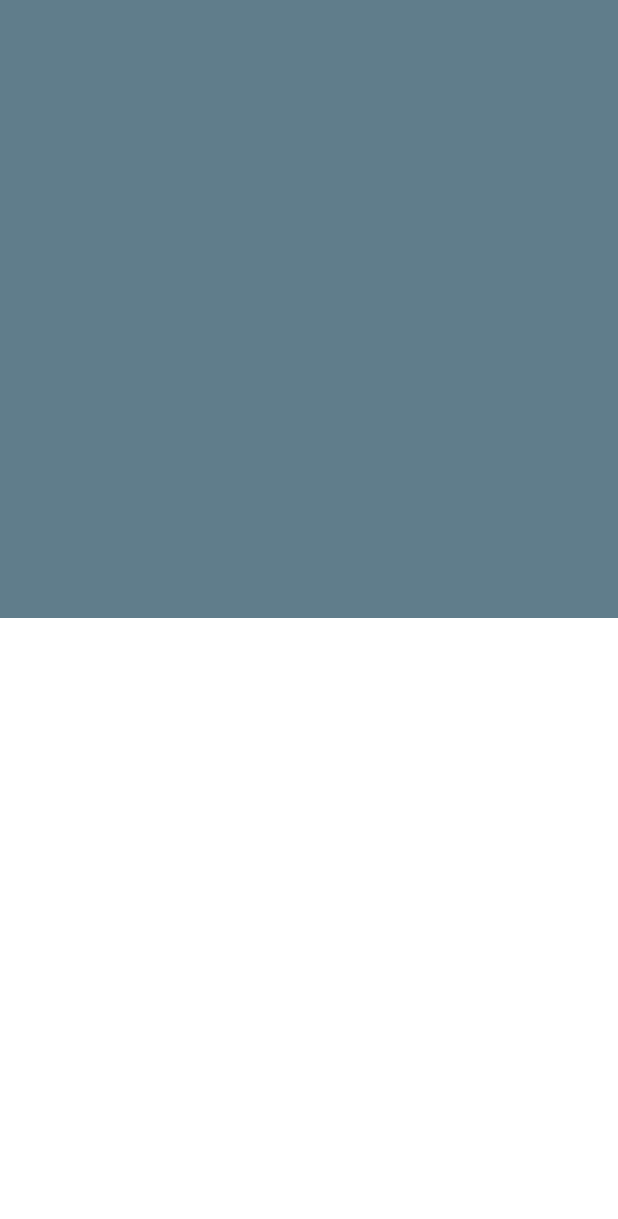
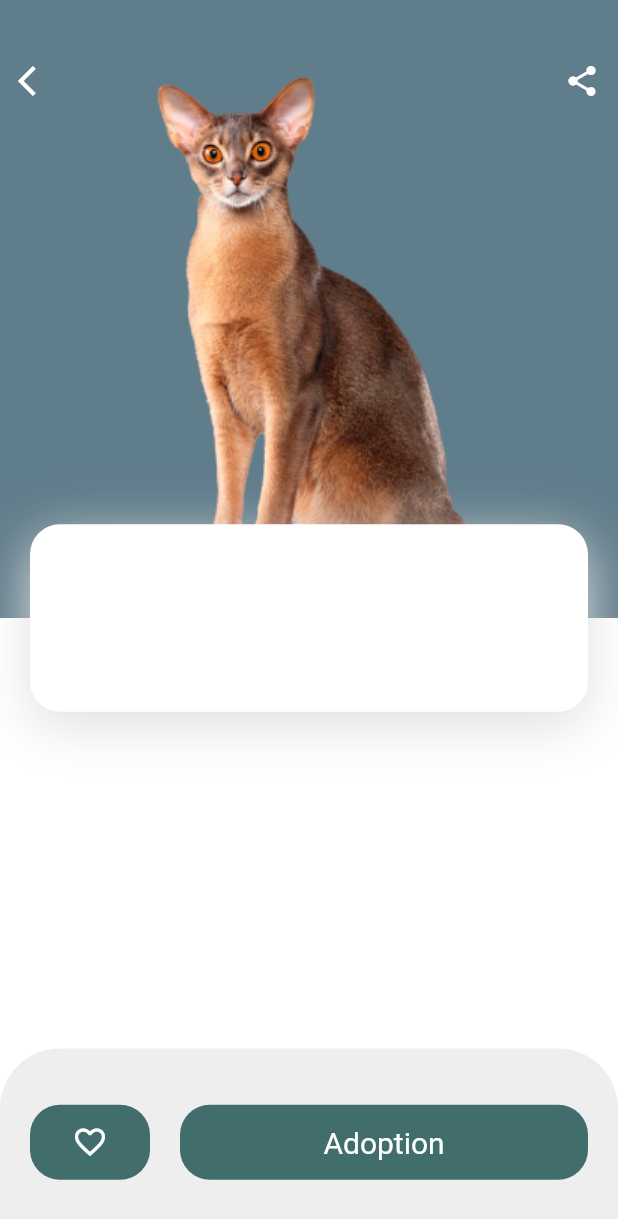
Before and after one commit to Sheshank-Srivastava/Flutter_UI_Learning, a Flutter app: the DetailedScreen screen opened directly, on a phone screen of 412 x 824 dp. Shown: the top 1219 px of the screen. Run offline on Flutter 3.47's test engine with Material 2 defaults, Android fonts, the phone set to English and light mode, and no system bars.

Commit message:
Hero animation to image

```diff
--- a/lib/pet_app/detailed_screen.dart
+++ b/lib/pet_app/detailed_screen.dart
@@ -1,8 +1,11 @@
 import 'package:flutter/material.dart';
+
+import 'configuration.dart';
 
 class DetailedScreen extends StatelessWidget {
   @override
   Widget build(BuildContext context) {
+    double height = MediaQuery.of(context).size.height / 2;
     return Scaffold(
       body: Stack(
         children: [
@@ -21,7 +24,103 @@ class DetailedScreen extends StatelessWidget {
                 ),
               ],
             ),
-          )
+          ),
+          Container(
+            margin: EdgeInsets.only(top: 30),
+            child: Align(
+              alignment: Alignment.topCenter,
+              child: Row(
+                mainAxisAlignment: MainAxisAlignment.spaceBetween,
+                children: [
+                  IconButton(
+                    icon: Icon(Icons.arrow_back_ios),
+                    color: Colors.white,
+                    onPressed: () {
+                      Navigator.pop(context);
+                    },
+                  ),
+                  IconButton(
+                    icon: Icon(Icons.share),
+                    color: Colors.white,
+                    onPressed: () {},
+                  ),
+                ],
+              ),
+            ),
+          ),
+          Container(
+            child: Align(
+              alignment: Alignment.topCenter,
+              child: Hero(
+                tag: 1,
+                child: Image.asset(
+                  'images/pet-cat2.png',
+                  height: height,
+                ),
+              ),
+            ),
+          ),
+          Align(
+              alignment: Alignment.center,
+              child: Container(
+                  height: 125,
+                  margin: EdgeInsets.symmetric(horizontal: 20),
+                  decoration: BoxDecoration(
+                      color: Colors.white,
+                      borderRadius: BorderRadius.circular(20),
+                      boxShadow: listShadow))),
+          Align(
+            alignment: Alignment.bottomCenter,
+            child: Container(
+              height: 125,
+              decoration: BoxDecoration(
+                color: Colors.grey.shade200,
+                borderRadius: BorderRadius.only(
+                  topLeft: Radius.circular(40),
+                  topRight: Radius.circular(40),
+                ),
+              ),
+              child: Padding(
+                padding: const EdgeInsets.symmetric(horizontal: 20.0),
+                child: Row(
+                  mainAxisAlignment: MainAxisAlignment.spaceBetween,
+                  children: [
+                    Container(
+                      width: 80,
+                      height: 50,
+                      decoration: BoxDecoration(
+                        color: primaryColor,
+                        borderRadius: BorderRadius.circular(20),
+                      ),
+                      child: IconButton(
+                          icon: Icon(
+                        Icons.favorite_border,
+                        color: Colors.white,
+                      )),
+                    ),
+                    SizedBox(
+                      width: 20,
+                    ),
+                    Expanded(
+                      child: Container(
+                        alignment: Alignment.center,
+                        height: 50,
+                        width: 150,
+                        decoration: BoxDecoration(
+                          color: primaryColor,
+                          borderRadius: BorderRadius.circular(20),
+                        ),
+                        child: Text(
+                          'Adoption',
+                          style: TextStyle(color: Colors.white, fontSize: 20),
+                        ),
+                      ),
+                    ),
+                  ],
+                ),
+              ),
+            ),
+          ),
         ],
       ),
     );
--- a/lib/pet_app/home_screen.dart
+++ b/lib/pet_app/home_screen.dart
@@ -1,6 +1,6 @@
 import 'package:flutter/material.dart';
 import 'package:flutter_contact_us/pet_app/detailed_screen.dart';
-import  'configuration.dart';
+import 'configuration.dart';
 
 class HomeScreen extends StatefulWidget {
   @override
@@ -66,10 +66,11 @@ class _HomeScreenState extends State<HomeScreen> {
                 ],
               ),
             ),
+
             /// Search Bar
             Container(
               child: Padding(
-                padding: const EdgeInsets.fromLTRB(40.0,10.0,40.0,10.0  ),
+                padding: const EdgeInsets.fromLTRB(40.0, 10.0, 40.0, 10.0),
                 child: TextField(
                   decoration: InputDecoration(
                       enabledBorder: OutlineInputBorder(
@@ -90,16 +91,14 @@ class _HomeScreenState extends State<HomeScreen> {
 
             /// Animate Outlined icon list view
             Container(
-              height:120,
+              height: 120,
               // padding: EdgeInsets.only(left: ),
               child: ListView.builder(
-
                 scrollDirection: Axis.horizontal,
                 itemCount: categories.length,
-                itemBuilder: (context, index){
+                itemBuilder: (context, index) {
                   return Container(
                     child: Column(
-
                       children: [
                         Container(
                           padding: EdgeInsets.all(10),
@@ -107,9 +106,12 @@ class _HomeScreenState extends State<HomeScreen> {
                           decoration: BoxDecoration(
                               color: Colors.white,
                               boxShadow: listShadow,
-                            borderRadius: BorderRadius.circular(10)
+                              borderRadius: BorderRadius.circular(10)),
+                          child: Image.asset(
+                            categories[index]['iconPath'],
+                            height: 50,
+                            width: 50,
                           ),
-                          child: Image.asset(categories[index]['iconPath'],height: 50,width: 50,),
                         ),
                         Text(categories[index]['name'])
                       ],
@@ -122,93 +124,82 @@ class _HomeScreenState extends State<HomeScreen> {
             /**
              * Note: Make list View for this
              */
+
             ///Row one of the last items of design
             GestureDetector(
-              onTap: (){
-                Navigator.push(context,MaterialPageRoute(builder: (context)=>DetailedScreen()));
+              onTap: () {
+                Navigator.push(context,
+                    MaterialPageRoute(builder: (context) => DetailedScreen()));
               },
               child: Container(
                   height: 240,
                   margin: EdgeInsets.symmetric(horizontal: 20),
-
-                child:Row(
+                  child: Row(
                     children: [
                       Expanded(
-                      child:Stack(
+                          child: Stack(
                         children: [
                           Container(
-
                             decoration: BoxDecoration(
-                              color:Colors.blueGrey,
+                                color: Colors.blueGrey,
                                 borderRadius: BorderRadius.circular(20),
-                              boxShadow: listShadow
-                            ),
+                                boxShadow: listShadow),
                             margin: EdgeInsets.only(top: 40),
                           ),
                           Align(
-                            child: Image.asset('images/pet-cat2.png'),
+                            child: Hero(
+                                tag: 1,
+                                child: Image.asset('images/pet-cat2.png')),
                           )
                         ],
-                      )
-                    ),
+                      )),
                       Expanded(
-                        child:Container(
-                          margin: EdgeInsets.only(top:60,bottom: 20),
+                          child: Container(
+                        margin: EdgeInsets.only(top: 60, bottom: 20),
                         decoration: BoxDecoration(
                             color: Colors.white,
                             boxShadow: listShadow,
                             borderRadius: BorderRadius.only(
                                 topRight: Radius.circular(20),
-                              bottomRight: Radius.circular(20)
-                            )
+                                bottomRight: Radius.circular(20))),
+                      ))
+                    ],
+                  )),
             ),
-                        )
-                    )
-                  ],
-                )
-              ),
-            ),
+
             ///Row two of the last items of design
             Container(
                 height: 240,
                 margin: EdgeInsets.symmetric(horizontal: 20),
-
-              child:Row(
+                child: Row(
                   children: [
                     Expanded(
-                    child:Stack(
+                        child: Stack(
                       children: [
                         Container(
                           decoration: BoxDecoration(
-                            color:Colors.orangeAccent,
+                              color: Colors.orangeAccent,
                               borderRadius: BorderRadius.circular(20),
-                            boxShadow: listShadow
-                          ),
+                              boxShadow: listShadow),
                           margin: EdgeInsets.only(top: 40),
                         ),
                         Align(
                           child: Image.asset('images/pet-cat1.png'),
                         )
                       ],
-                    )
-                  ),
+                    )),
                     Expanded(
-                      child:Container(
-                        margin: EdgeInsets.only(top:60,bottom: 20),
+                        child: Container(
+                      margin: EdgeInsets.only(top: 60, bottom: 20),
                       decoration: BoxDecoration(
                           color: Colors.white,
                           boxShadow: listShadow,
                           borderRadius: BorderRadius.only(
                               topRight: Radius.circular(20),
-                            bottomRight: Radius.circular(20)
-                          )
-                        ),
-                      )
-                  )
+                              bottomRight: Radius.circular(20))),
+                    ))
                   ],
-              )
-            ),
-
+                )),
           ],
         ),
       ),
```
Also changed, not shown: lib/pet_app/configuration.dart (+6 -4 lines). Lines whose indentation alone changed are shown as unchanged.
